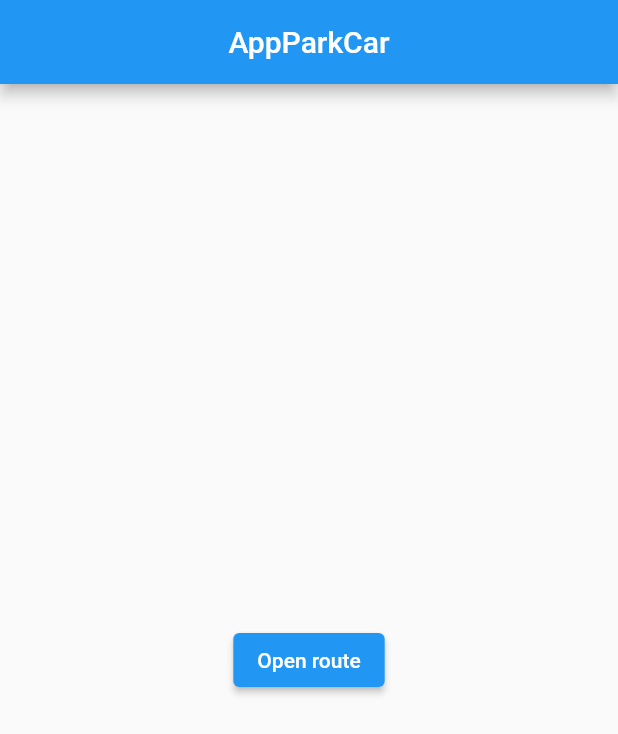
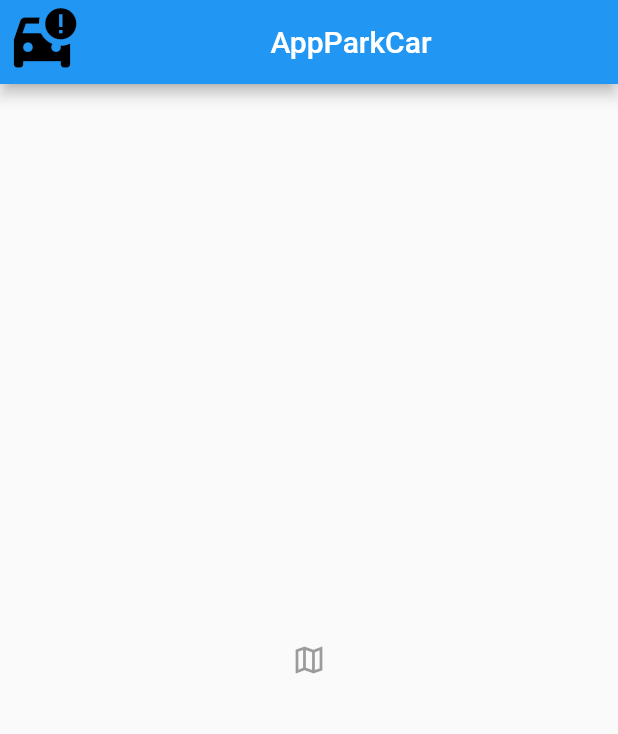
Before and after one commit to dsocasc/ParkCar, a Flutter app: the screen it shows after launch, on a phone screen of 412 x 824 dp. Shown: the top 734 px of the screen. Run offline on Flutter 3.47's test engine with Material 2 defaults, Android fonts, the phone set to English and light mode, and no system bars; our stand-ins replace flutter_map, latlong2, location; statements that could not run were skipped.

Commit message:
arregla el boton

```diff
--- a/lib/main.dart
+++ b/lib/main.dart
@@ -9,46 +9,20 @@ void main() {
 class MyApp extends StatelessWidget {
   const MyApp({super.key});
 
-  //RaisedButton(
-      //onPressed:(){
-        //nada
-      //},
-      //child: Text('Texto boton'),
-  //)
-
-  // This widget is the root of your application.
   @override
   Widget build(BuildContext context) {
     return MaterialApp(
-      title: 'AppParkCar',
+      title: 'ParkCar',
       theme: ThemeData(
-        // This is the theme of your application.
-        //
-        // Try running your application with "flutter run". You'll see the
-        // application has a blue toolbar. Then, without quitting the app, try
-        // changing the primarySwatch below to Colors.green and then invoke
-        // "hot reload" (press "r" in the console where you ran "flutter run",
-        // or simply save your changes to "hot reload" in a Flutter IDE).
-        // Notice that the counter didn't reset back to zero; the application
-        // is not restarted.
         primarySwatch: Colors.blue,
       ),
-      home: const MyHomePage(title: 'AppParkCar'),
+      home: const MyHomePage(title: 'ParkCar HomePage'),
     );
   }
 }
 
 class MyHomePage extends StatefulWidget {
   const MyHomePage({super.key, required this.title});
-
-  // This widget is the home page of your application. It is stateful, meaning
-  // that it has a State object (defined below) that contains fields that affect
-  // how it looks.
-
-  // This class is the configuration for the state. It holds the values (in this
-  // case the title) provided by the parent (in this case the App widget) and
-  // used by the build method of the State. Fields in a Widget subclass are
-  // always marked "final".
 
   final String title;
 
@@ -61,14 +35,13 @@ class _MyHomePageState extends State<MyHomePage> {
 
   @override
   Widget build(BuildContext context) {
-    // This method is rerun every time setState is called, for instance as done
-    // by the _incrementCounter method above.
-    //
-    // The Flutter framework has been optimized to make rerunning build methods
-    // fast, so that you can just rebuild anything that needs updating rather
-    // than having to individually change instances of widgets.
     return Scaffold(
       appBar: AppBar(
+        leading: const Icon(Icons.car_crash,
+                        size: 50,
+                        color: Colors.black,),
+
+
         // Here we take the value from the MyHomePage object that was created by
         // the App.build method, and use it to set our appbar title.
           title: const Center (child: Text('AppParkCar'),)
@@ -76,39 +49,20 @@ class _MyHomePageState extends State<MyHomePage> {
       ),
 
       body: Center(
-        //children: [
-          //Text('HOLA'),
-          //Text(appState.current.asLowerCase),
-        //]
-        // Center is a layout widget. It takes a single child and positions it
-        // in the middle of the parent.
         child: Column(
 
-          // Column is also a layout widget. It takes a list of children and
-          // arranges them vertically. By default, it sizes itself to fit its
-          // children horizontally, and tries to be as tall as its parent.
-          //
-          // Invoke "debug painting" (press "p" in the console, choose the
-          // "Toggle Debug Paint" action from the Flutter Inspector in Android
-          // Studio, or the "Toggle Debug Paint" command in Visual Studio Code)
-          // to see the wireframe for each widget.
-          //
-          // Column has various properties to control how it sizes itself and
-          // how it positions its children. Here we use mainAxisAlignment to
-          // center the children vertically; the main axis here is the vertical
-          // axis because Columns are vertical (the cross axis would be
-          // horizontal).
           mainAxisAlignment: MainAxisAlignment.center,
           children: <Widget>[
-            ElevatedButton(
-              child: const Text('Open route'),
-              onPressed: () {
-                Navigator.push(
-                  context,
-                  MaterialPageRoute(builder: (context) => const MapPage()),
-                );
-              },
-            ),
+              const IconButton(
+                iconsize: 50,
+                color: Colors.black,
+                onPressed: () {
+
+
+                },
+
+                  icon: Icon(Icons.map_outlined,
+                  ),
           ],
         ),
       ),
--- a/lib/map.dart
+++ b/lib/map.dart
@@ -1,8 +1,9 @@
 import 'package:flutter/material.dart';
 import 'package:flutter_map/flutter_map.dart';
 import 'package:latlong2/latlong.dart';
-import 'package:parkcar/main.dart';
-import 'package:geolocator/geolocator.dart';
+import 'package:location/location.dart';
+
+import 'main.dart';
 
 class MapPage extends StatelessWidget {
 
@@ -41,6 +42,7 @@ class Map extends StatefulWidget {
 
 
 }
+
 
 class NewMap extends State<Map> {
 
--- a/pubspec.yaml
+++ b/pubspec.yaml
@@ -32,9 +32,7 @@ dependencies:
     sdk: flutter
   flutter_map: ^3.1.0
   latlong2:  ^0.8.0
-  geolocator: ^8.2.0
-  geocoding: ^2.0.4
-
+  location: ^4.2.0
 
   # The following adds the Cupertino Icons font to your application.
   # Use with the CupertinoIcons class for iOS style icons.
```
Also changed, not shown: pubspec.lock, 3 other files.
